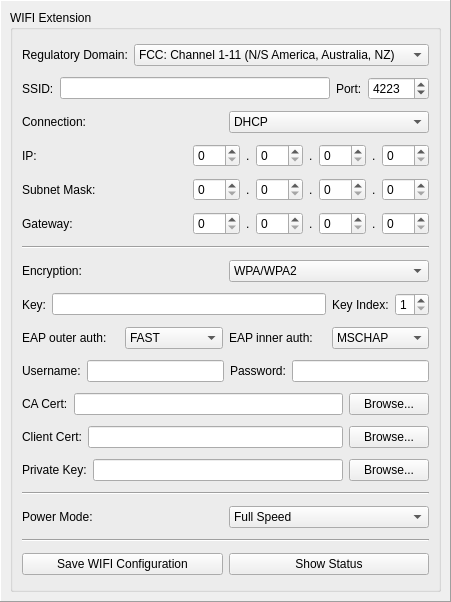
First picture: the form in src/brickv/plugin_system/plugins/master/ui/wifi.ui, repository Tinkerforge/brickv, before the edit.
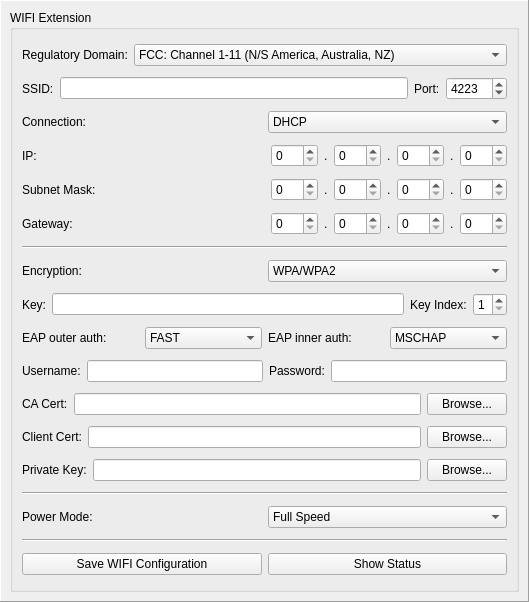
Second picture: the form after the edit.

The edit to the form file:
```diff
--- a/src/brickv/plugin_system/plugins/master/ui/wifi.ui
+++ b/src/brickv/plugin_system/plugins/master/ui/wifi.ui
@@ -6,7 +6,7 @@
    <rect>
     <x>0</x>
     <y>0</y>
-    <width>434</width>
+    <width>529</width>
     <height>602</height>
    </rect>
   </property>
```
Left out of the diff: 2 changed lines with no effect on the pictures.
